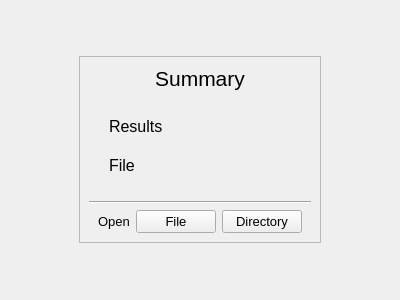
Before: the Qt Designer form source/summarywidget.ui in radszy/ntscout, drawn with Qt 5.
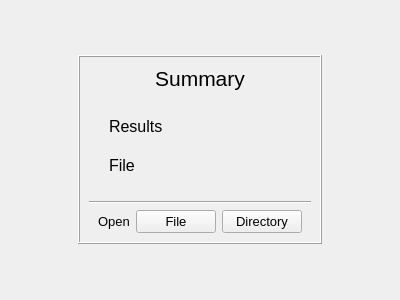
After: the same form once the commit is applied.

Commit message: fixed country widget windows showing up frame shape change fix opening file/directory on windows

Patch:
```diff
--- a/source/summarywidget.ui
+++ b/source/summarywidget.ui
@@ -46,7 +46,7 @@
       <item>
        <widget class="QFrame" name="frame">
         <property name="frameShape">
-         <enum>QFrame::StyledPanel</enum>
+         <enum>QFrame::Box</enum>
         </property>
         <property name="frameShadow">
          <enum>QFrame::Raised</enum>
```
The commit also changes 5 other files.
